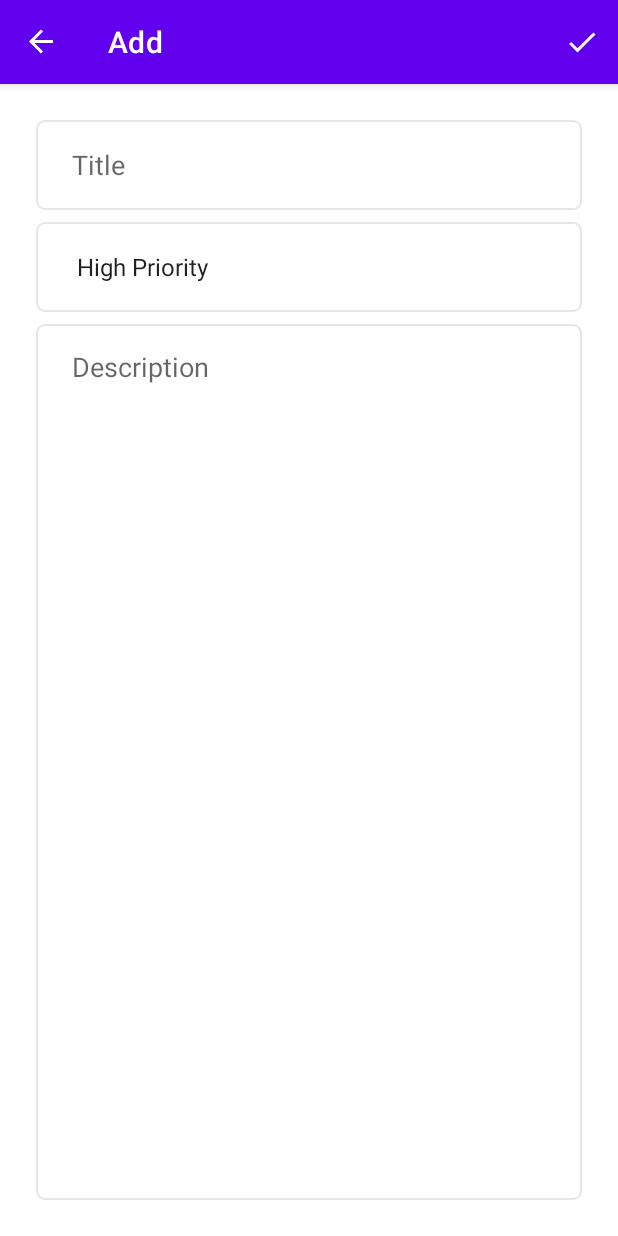
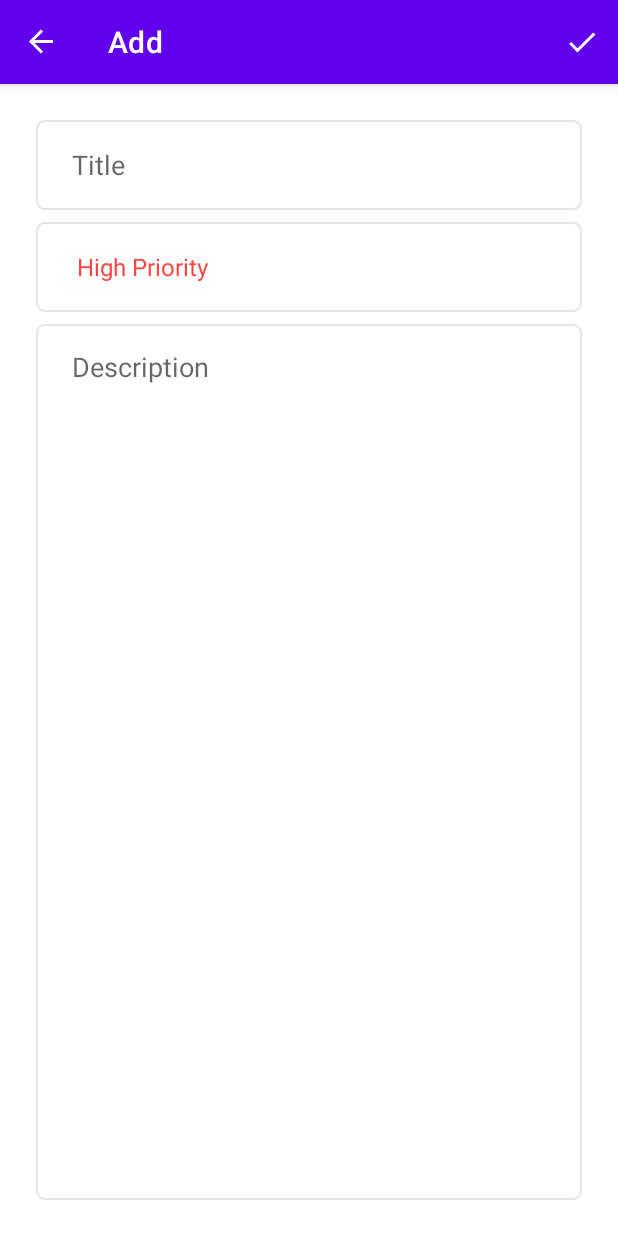
Before and after one commit to IrinaBBB/ToDoList-Android-, an Android app: the AddFragment screen opened through its navigation route, on a phone screen of 412 x 824 dp. Run offline under Robolectric (Android 15) with nearby library versions, the phone set to English and light mode, and no system bars; our stand-ins replace navigation-ui.

Commit message:
add: applying colors to spinner entries

```diff
--- a/app/src/main/java/ru/irinavb/todolist/fragments/add/AddFragment.kt
+++ b/app/src/main/java/ru/irinavb/todolist/fragments/add/AddFragment.kt
@@ -35,6 +35,8 @@ class AddFragment : Fragment() {
         binding = FragmentAddBinding.inflate(inflater, container, false)
 
         setHasOptionsMenu(true)
+
+        binding.prioritiesSpinner.onItemSelectedListener = sharedViewModel.listener
 
         return binding.root
     }
--- a/app/src/main/java/ru/irinavb/todolist/viewmodels/SharedViewModel.kt
+++ b/app/src/main/java/ru/irinavb/todolist/viewmodels/SharedViewModel.kt
@@ -2,10 +2,32 @@ package ru.irinavb.todolist.viewmodels
 
 import android.app.Application
 import android.text.TextUtils
+import android.view.View
+import android.widget.AdapterView
+import android.widget.TextView
+import androidx.core.content.ContextCompat
 import androidx.lifecycle.AndroidViewModel
+import ru.irinavb.todolist.R
 import ru.irinavb.todolist.data.models.Priority
 
 class SharedViewModel(application: Application): AndroidViewModel(application)  {
+
+    val listener: AdapterView.OnItemSelectedListener = object:
+        AdapterView.OnItemSelectedListener {
+        override fun onItemSelected(parent: AdapterView<*>?,
+                                    view: View?, position: Int, id: Long) {
+            when(position) {
+                0 -> { (parent?.getChildAt(0) as? TextView)?.setTextColor(ContextCompat.getColor
+                    (application, R.color.red)) }
+                1 -> { (parent?.getChildAt(0) as? TextView)?.setTextColor(ContextCompat.getColor
+                    (application, R.color.yellow)) }
+                2 -> { (parent?.getChildAt(0) as? TextView)?.setTextColor(ContextCompat.getColor
+                    (application, R.color.green)) }
+            }
+        }
+
+        override fun onNothingSelected(p0: AdapterView<*>?) {}
+    }
 
     fun verifyDataFromUser(title: String, description: String): Boolean {
         return !(TextUtils.isEmpty(title) || TextUtils.isEmpty(description))
```
